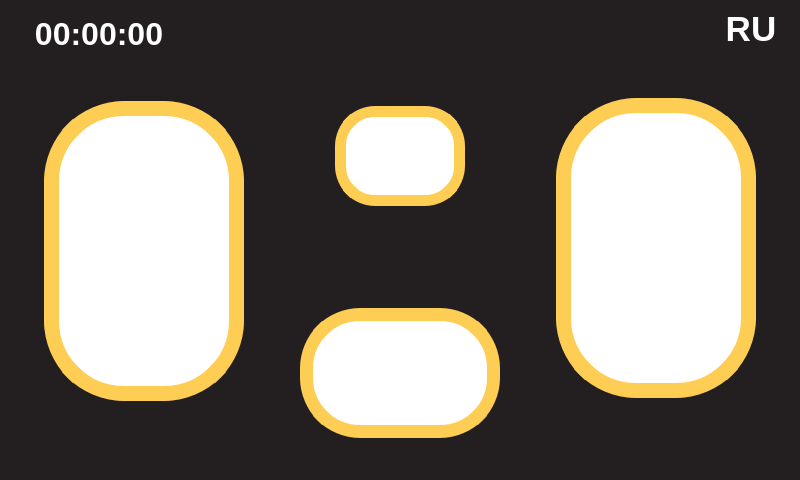
This is ui/main.ui in Waramoto/SurpressoUI as Qt 5 draws it before an edit. The edited form follows.
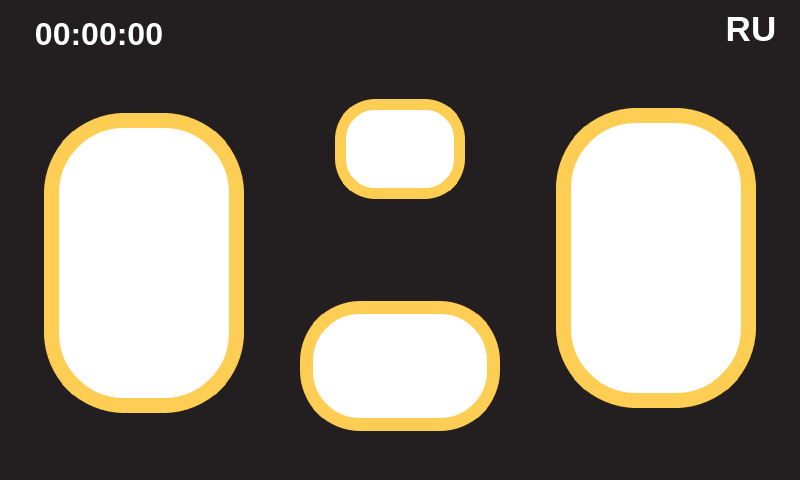
This is the edited form. Icons and pictures are not drawn.

```diff
--- a/ui/main.ui
+++ b/ui/main.ui
@@ -41,8 +41,8 @@
    <property name="locale">
     <locale language="Russian" country="Ukraine"/>
    </property>
-   <layout class="QVBoxLayout" name="verticalLayout_3">
-    <item>
+   <layout class="QGridLayout" name="gridLayout_7">
+    <item row="0" column="0">
      <layout class="QGridLayout" name="gridLayout">
       <item row="0" column="0">
        <layout class="QVBoxLayout" name="verticalLayout_4">
@@ -126,7 +126,30 @@
         </item>
         <item>
          <layout class="QGridLayout" name="gridLayout_6">
-          <item row="1" column="1">
+          <item row="0" column="1">
+           <widget class="QLabel" name="timeOneCupLabel">
+            <property name="enabled">
+             <bool>true</bool>
+            </property>
+            <property name="font">
+             <font>
+              <pointsize>15</pointsize>
+              <weight>75</weight>
+              <bold>true</bold>
+             </font>
+            </property>
+            <property name="styleSheet">
+             <string notr="true">color: rgb(35, 31, 32);</string>
+            </property>
+            <property name="text">
+             <string>0.00</string>
+            </property>
+            <property name="alignment">
+             <set>Qt::AlignCenter</set>
+            </property>
+           </widget>
+          </item>
+          <item row="3" column="1">
            <spacer name="verticalSpacer_3">
             <property name="orientation">
              <enum>Qt::Vertical</enum>
@@ -139,7 +162,7 @@
             </property>
            </spacer>
           </item>
-          <item row="0" column="1">
+          <item row="1" column="1">
            <widget class="QPushButton" name="oneCupButton">
             <property name="sizePolicy">
              <sizepolicy hsizetype="Fixed" vsizetype="Fixed">
@@ -199,7 +222,7 @@
             </property>
            </widget>
           </item>
-          <item row="0" column="0">
+          <item row="1" column="0">
            <spacer name="horizontalSpacer">
             <property name="orientation">
              <enum>Qt::Horizontal</enum>
@@ -212,6 +235,19 @@
             </property>
            </spacer>
           </item>
+          <item row="2" column="1">
+           <spacer name="verticalSpacer_8">
+            <property name="orientation">
+             <enum>Qt::Vertical</enum>
+            </property>
+            <property name="sizeHint" stdset="0">
+             <size>
+              <width>20</width>
+              <height>40</height>
+             </size>
+            </property>
+           </spacer>
+          </item>
          </layout>
         </item>
        </layout>
@@ -304,7 +340,30 @@
         </item>
         <item>
          <layout class="QGridLayout" name="gridLayout_2">
-          <item row="0" column="1">
+          <item row="0" column="0">
+           <widget class="QLabel" name="timeTwoCupsLabel">
+            <property name="enabled">
+             <bool>true</bool>
+            </property>
+            <property name="font">
+             <font>
+              <pointsize>15</pointsize>
+              <weight>75</weight>
+              <bold>true</bold>
+             </font>
+            </property>
+            <property name="styleSheet">
+             <string notr="true">color: rgb(35, 31, 32);</string>
+            </property>
+            <property name="text">
+             <string>0.00</string>
+            </property>
+            <property name="alignment">
+             <set>Qt::AlignCenter</set>
+            </property>
+           </widget>
+          </item>
+          <item row="1" column="1">
            <spacer name="horizontalSpacer_2">
             <property name="orientation">
              <enum>Qt::Horizontal</enum>
@@ -317,7 +376,7 @@
             </property>
            </spacer>
           </item>
-          <item row="0" column="0">
+          <item row="1" column="0">
            <widget class="QPushButton" name="twoCupsButton">
             <property name="sizePolicy">
              <sizepolicy hsizetype="Fixed" vsizetype="Fixed">
@@ -377,7 +436,7 @@
             </property>
            </widget>
           </item>
-          <item row="1" column="0">
+          <item row="3" column="0">
            <spacer name="verticalSpacer_6">
             <property name="orientation">
              <enum>Qt::Vertical</enum>
@@ -390,6 +449,19 @@
             </property>
            </spacer>
           </item>
+          <item row="2" column="0">
+           <spacer name="verticalSpacer_9">
+            <property name="orientation">
+             <enum>Qt::Vertical</enum>
+            </property>
+            <property name="sizeHint" stdset="0">
+             <size>
+              <width>20</width>
+              <height>40</height>
+             </size>
+            </property>
+           </spacer>
+          </item>
          </layout>
         </item>
        </layout>
@@ -603,6 +675,19 @@
             </property>
            </widget>
           </item>
+          <item row="1" column="0">
+           <spacer name="verticalSpacer_7">
+            <property name="orientation">
+             <enum>Qt::Vertical</enum>
+            </property>
+            <property name="sizeHint" stdset="0">
+             <size>
+              <width>20</width>
+              <height>40</height>
+             </size>
+            </property>
+           </spacer>
+          </item>
          </layout>
         </item>
         <item>
@@ -610,21 +695,21 @@
         </item>
        </layout>
       </item>
-      <item row="1" column="1">
-       <spacer name="verticalSpacer">
-        <property name="orientation">
-         <enum>Qt::Vertical</enum>
-        </property>
-        <property name="sizeHint" stdset="0">
-         <size>
-          <width>20</width>
-          <height>40</height>
-         </size>
-        </property>
-       </spacer>
-      </item>
      </layout>
     </item>
+    <item row="1" column="0">
+     <spacer name="verticalSpacer">
+      <property name="orientation">
+       <enum>Qt::Vertical</enum>
+      </property>
+      <property name="sizeHint" stdset="0">
+       <size>
+        <width>20</width>
+        <height>40</height>
+       </size>
+      </property>
+     </spacer>
+    </item>
    </layout>
   </widget>
  </widget>
```
Left out of the diff: 2 changed lines with no effect on the pictures.
